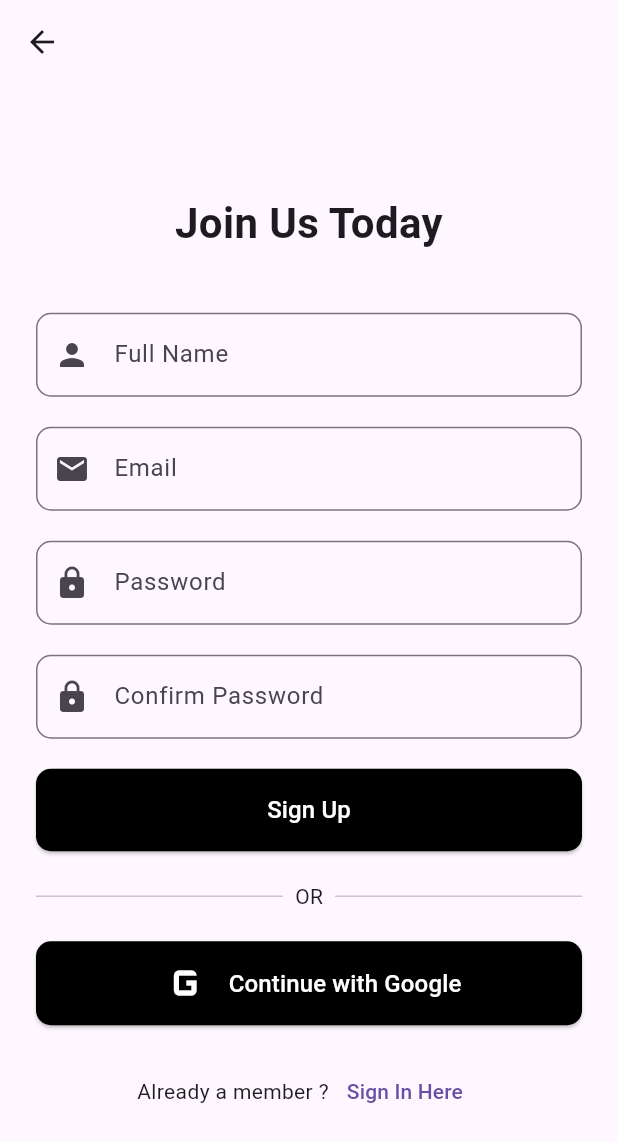
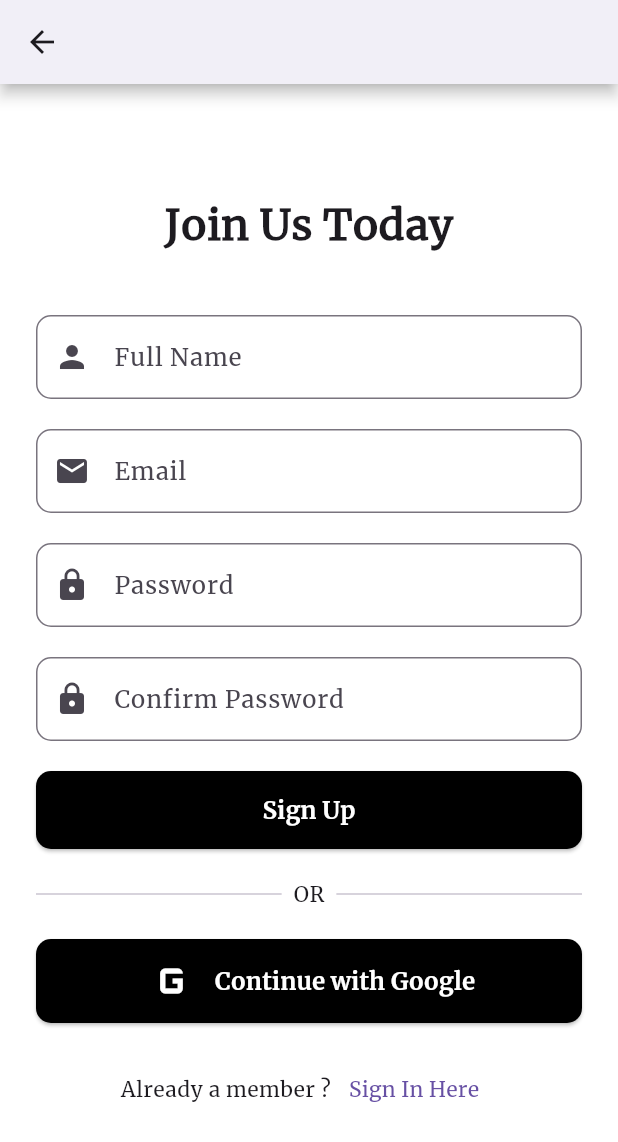
Before and after one commit to sachi-tmg/linkora_app, a Flutter app: the screen it shows after launch, after a tap on "Next", after a tap on "Skip", on a phone screen of 412 x 824 dp. Shown: the top 1142 px of the screen. Run offline on Flutter 3.47's test engine with Material 3 defaults, Android fonts, the phone set to English and light mode, and no system bars.

Commit message:
added theme

```diff
--- a/lib/app.dart
+++ b/lib/app.dart
@@ -1,4 +1,5 @@
 import 'package:flutter/material.dart';
+import 'package:linkora_app/core/app_theme/app_theme.dart';
 import 'package:linkora_app/view/splash_screen_view.dart';
 
 class MyApp extends StatelessWidget {
@@ -6,9 +7,10 @@ class MyApp extends StatelessWidget {
 
   @override
   Widget build(BuildContext context) {
-    return const MaterialApp(
+    return MaterialApp(
       debugShowCheckedModeBanner: false,
-      home: SplashScreenView(),
+      theme: getApplicationTheme(),
+      home: const SplashScreenView(),
     );
   }
 }
--- /dev/null
+++ b/lib/core/app_theme/app_theme.dart
@@ -0,0 +1,33 @@
+import 'package:flutter/material.dart';
+
+ThemeData getApplicationTheme() {
+  return ThemeData(
+    primarySwatch: Colors.blue,
+    scaffoldBackgroundColor: Colors.white,
+    fontFamily: 'Merriweather Regular',
+    elevatedButtonTheme: ElevatedButtonThemeData(
+      style: ElevatedButton.styleFrom(
+        foregroundColor: Colors.white,
+        textStyle: const TextStyle(
+          fontSize: 16,
+          fontFamily: "Merriweather Bold",
+        ),
+        backgroundColor: Colors.black,
+        shape: RoundedRectangleBorder(
+          borderRadius: BorderRadius.circular(10),
+        ),
+      ),
+    ),
+    appBarTheme: const AppBarTheme(
+      centerTitle: true,
+      color: Colors.white,
+      elevation: 4,
+      shadowColor: Colors.black,
+      titleTextStyle: TextStyle(
+        fontSize: 16,
+        color: Colors.black,
+        fontWeight: FontWeight.bold,
+      ),
+    ),
+  );
+}
--- a/lib/view/signup_screen_view.dart
+++ b/lib/view/signup_screen_view.dart
@@ -1,7 +1,7 @@
 import 'package:flutter/material.dart';
+import 'package:linkora_app/view/login_screen_view.dart';
 import 'package:linkora_app/viewmodel/signup_viewmodel.dart';
 import 'package:provider/provider.dart';
-import 'package:linkora_app/view/login_screen_view.dart';
 
 class SignupScreenView extends StatelessWidget {
   const SignupScreenView({super.key});
@@ -86,18 +86,10 @@ class SignupScreenView extends StatelessWidget {
                           viewModel.signUp(context);
                         },
                         style: ElevatedButton.styleFrom(
-                          shape: RoundedRectangleBorder(
-                            borderRadius: BorderRadius.circular(10),
-                          ),
-                          backgroundColor: Colors.black,
                           padding: const EdgeInsets.symmetric(vertical: 16),
                         ),
                         child: const Text(
                           'Sign Up',
-                          style: TextStyle(
-                            color: Colors.white,
-                            fontSize: 16.0,
-                          ),
                         ),
                       ),
                       const SizedBox(height: 20),
@@ -115,10 +107,6 @@ class SignupScreenView extends StatelessWidget {
                       ElevatedButton.icon(
                         onPressed: () {},
                         style: ElevatedButton.styleFrom(
-                          shape: RoundedRectangleBorder(
-                            borderRadius: BorderRadius.circular(10),
-                          ),
-                          backgroundColor: Colors.black,
                           padding: const EdgeInsets.symmetric(vertical: 8),
                         ),
                         icon: const Icon(
@@ -128,10 +116,6 @@ class SignupScreenView extends StatelessWidget {
                         ),
                         label: const Text(
                           'Continue with Google',
-                          style: TextStyle(
-                            color: Colors.white,
-                            fontSize: 16.0,
-                          ),
                         ),
                       ),
                       const SizedBox(height: 20),
```
Also changed, not shown: pubspec.yaml (+10 -4 lines), assets/fonts/Merriweather-Bold.ttf (added), assets/fonts/Merriweather-Italic.ttf (added), assets/fonts/Merriweather-Regular.ttf (added).
